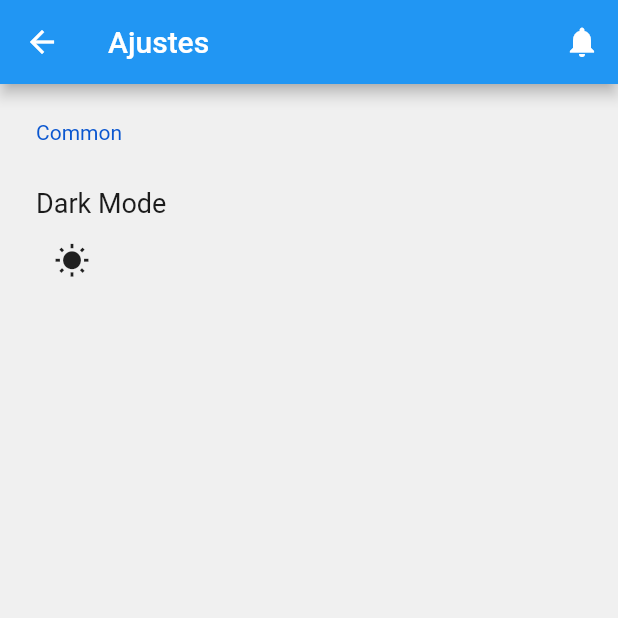
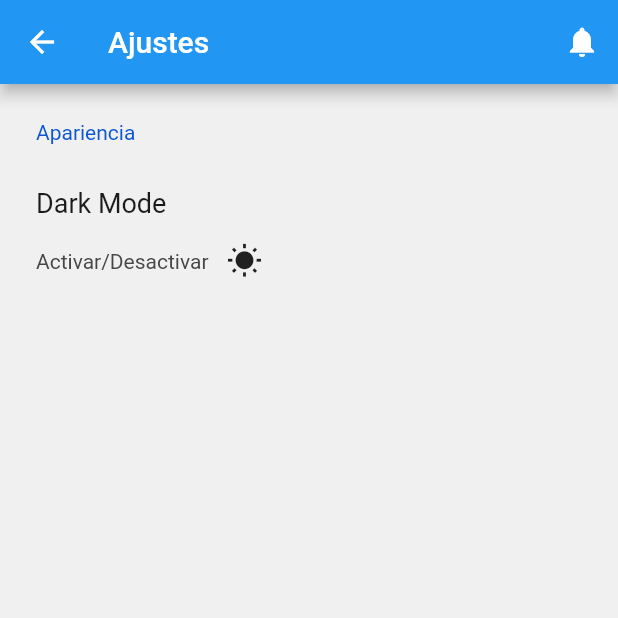
Before and after one commit to kniiok/estacionex, a Flutter app: the ConfigPage screen opened directly, on a phone screen of 412 x 824 dp, the top half of it. Run offline on Flutter 3.47's test engine with Material 2 defaults, Android fonts, the light colour scheme and no system bars; drawn by our look-alikes of settings_ui; our stand-ins replace flutter_map, latlong2, shared_preferences; missing offline and left inert: flutter_titled_container, mqtt_client; accounts and stored records are empty.

Commit message:
Dark mode

```diff
--- a/lib/configPage.dart
+++ b/lib/configPage.dart
@@ -27,12 +27,12 @@ class ConfigPage extends StatelessWidget {
         body: SettingsList(
           sections: [
             SettingsSection(
-              title: Text('Common'),
+              title: Text('Apariencia'),
               tiles: <SettingsTile>[
 
                 SettingsTile.navigation(
                     title: const Text('Dark Mode'),
-                    value: IconButton(
+                    value: Row(children: [Text('Activar/Desactivar'),IconButton(
                         icon: Icon(themeNotifier.isDark
                             ? Icons.nightlight_round
                             : Icons.wb_sunny),
@@ -40,7 +40,7 @@ class ConfigPage extends StatelessWidget {
                           themeNotifier.isDark
                               ? themeNotifier.isDark = false
                               : themeNotifier.isDark = true;
-                        }))
+                        })]))
               ],
             ),
           ],
```
